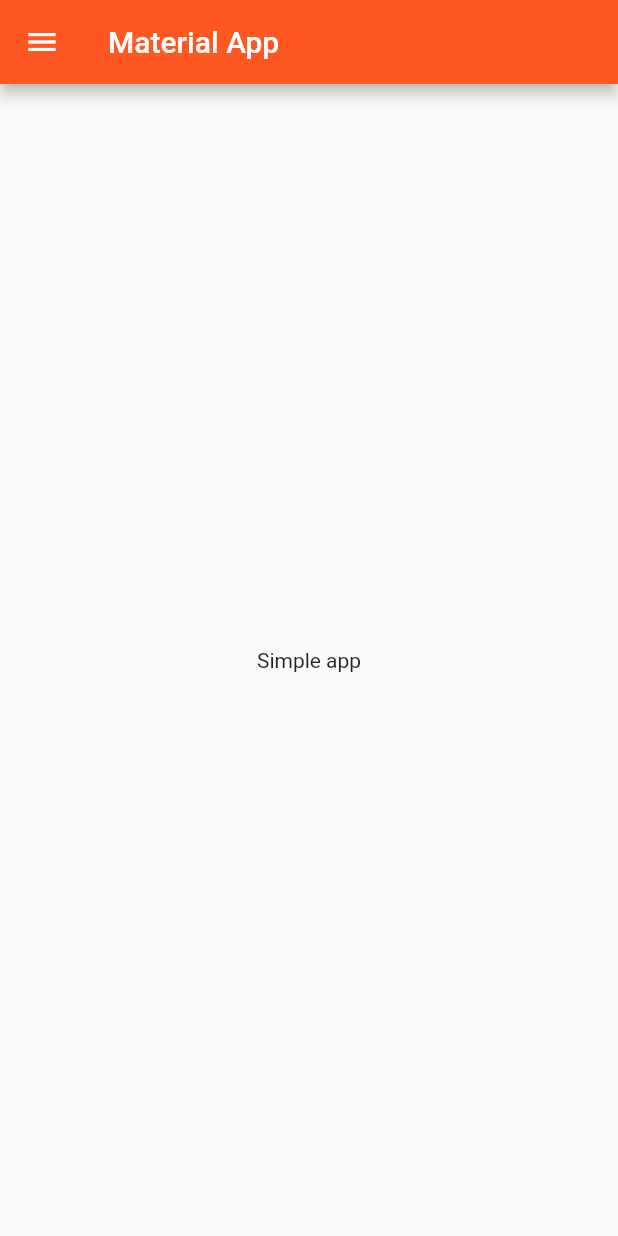
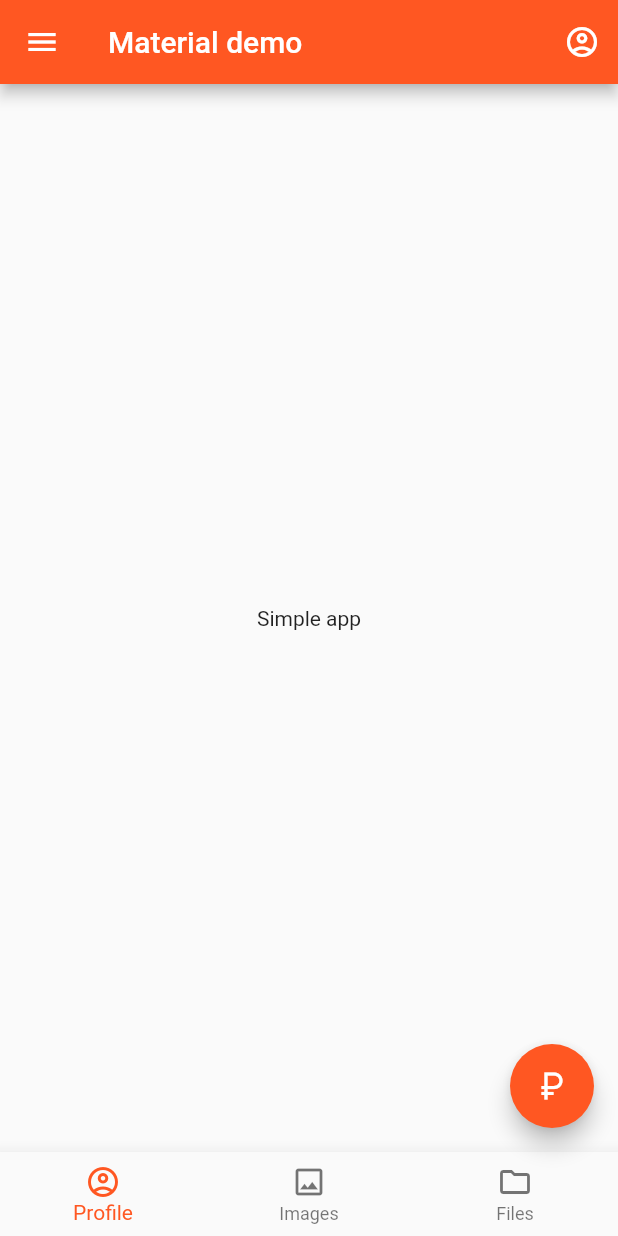
Before and after one commit to EdwardAbrosimov/material-cupertino-app, a Flutter app: the screen it shows after launch, on a phone screen of 412 x 824 dp. Run offline on Flutter 3.47's test engine with Material 2 defaults, Android fonts, the phone set to English and light mode, and no system bars.

Commit message:
Added endDrawer, bottomNavigationBar, floatingActionButtonLocation, bottomSheet. But bottomSheet doesn't opening. Needed Null-safety fix.

```diff
--- a/lib/main.dart
+++ b/lib/main.dart
@@ -15,7 +15,7 @@ class MyApp extends StatelessWidget {
       theme: ThemeData(
           primarySwatch: Colors.deepOrange,
           visualDensity: VisualDensity.adaptivePlatformDensity),
-      home: const MyHomePage(title: 'Material App'),
+      home: const MyHomePage(title: 'Material demo'),
     );
   }
 }
@@ -29,12 +29,40 @@ class MyHomePage extends StatefulWidget {
 }
 
 class _MyHomePageState extends State<MyHomePage> {
+  final GlobalKey<ScaffoldState> scaffoldKey = GlobalKey<ScaffoldState>();
+  PersistentBottomSheetController? _controller;
+
+  void toggleBottomSheet() {
+    if (_controller == null) {
+      print('open bottomSheet');
+      _controller =
+          scaffoldKey.currentState?.showBottomSheet((context) => Container(
+                color: Colors.amber,
+                height: 150,
+                child: const Center(child: Text('TEST')),
+              ));
+    } else {
+      print('close bottomSheet');
+      _controller?.close();
+      _controller = null;
+    }
+  }
+
   @override
   Widget build(BuildContext context) {
     return SafeArea(
       child: Scaffold(
         appBar: AppBar(
           title: Text(widget.title),
+          actions: [
+            Builder(
+                builder: ((context) => IconButton(
+                      onPressed: () => Scaffold.of(context).openEndDrawer(),
+                      icon: const Icon(Icons.account_circle_outlined),
+                      tooltip: MaterialLocalizations.of(context)
+                          .openAppDrawerTooltip,
+                    )))
+          ],
         ),
         drawer: Drawer(
           backgroundColor: Colors.white,
@@ -43,6 +71,7 @@ class _MyHomePageState extends State<MyHomePage> {
               child: CircleAvatar(
                 radius: 50,
                 backgroundColor: Colors.deepOrange,
+                backgroundImage: NetworkImage('https://picsum.photos/200'),
               ),
             ),
             const ListTile(
@@ -78,6 +107,22 @@ class _MyHomePageState extends State<MyHomePage> {
             )
           ]),
         ),
+        endDrawer: Drawer(
+          child: Center(
+            child: Column(
+              mainAxisSize: MainAxisSize.min,
+              children: const [
+                CircleAvatar(
+                  radius: 50,
+                  backgroundColor: Colors.deepOrange,
+                  backgroundImage: NetworkImage('https://picsum.photos/200'),
+                ),
+                SizedBox(height: 10),
+                Text('Username')
+              ],
+            ),
+          ),
+        ),
         body: Center(
           child: Column(
             mainAxisAlignment: MainAxisAlignment.center,
@@ -88,6 +133,34 @@ class _MyHomePageState extends State<MyHomePage> {
             ],
           ),
         ),
+        bottomNavigationBar: BottomAppBar(
+            shape: const CircularNotchedRectangle(),
+            elevation: 10,
+            notchMargin: 5,
+            clipBehavior: Clip.antiAlias,
+            child: Container(
+              child: BottomNavigationBar(
+                elevation: 0,
+                items: const [
+                  BottomNavigationBarItem(
+                      icon: Icon(Icons.account_circle_outlined),
+                      label: 'Profile'),
+                  BottomNavigationBarItem(
+                      icon: Icon(Icons.image_outlined), label: 'Images'),
+                  BottomNavigationBarItem(
+                      icon: Icon(Icons.folder_outlined), label: 'Files')
+                ],
+              ),
+            )),
+        floatingActionButtonLocation: FloatingActionButtonLocation.endFloat,
+        floatingActionButton: FloatingActionButton(
+          child: const Icon(Icons.currency_ruble_outlined),
+          onPressed: toggleBottomSheet,
+        ),
+        // bottomSheet: BottomSheet(
+        //   builder: (context) => Container(height: 150, child: Center()),
+        //   onClosing: () {},
+        // ),
       ),
     );
   }
```
Also changed, not shown: pubspec.lock, 2 other files.
